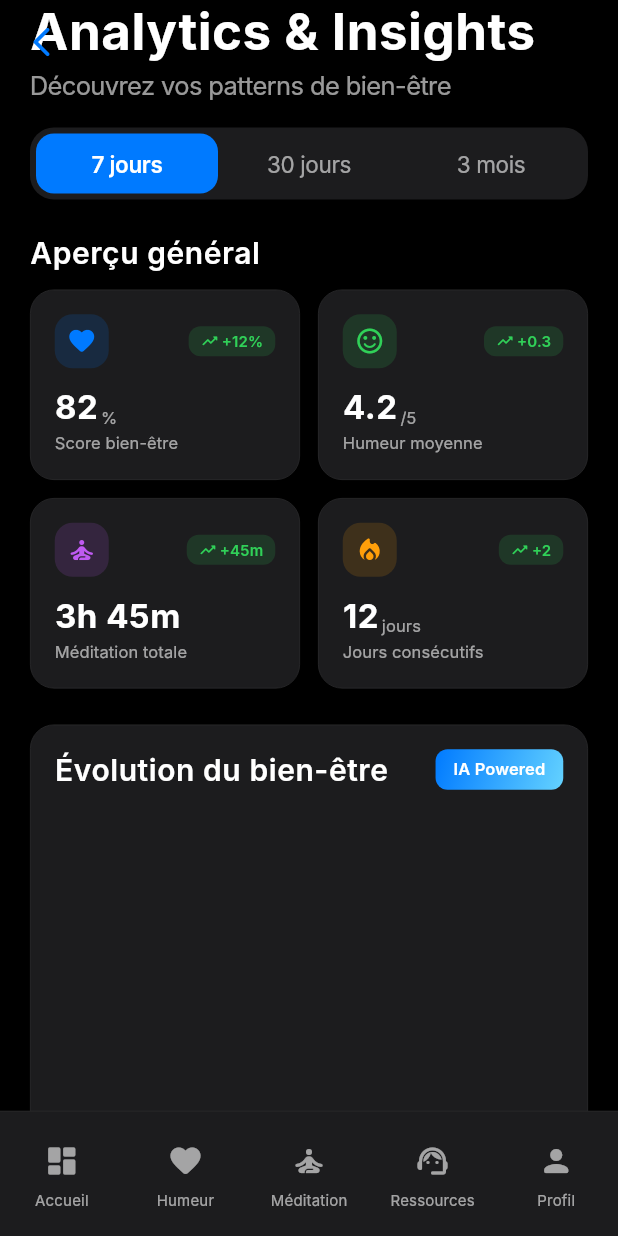
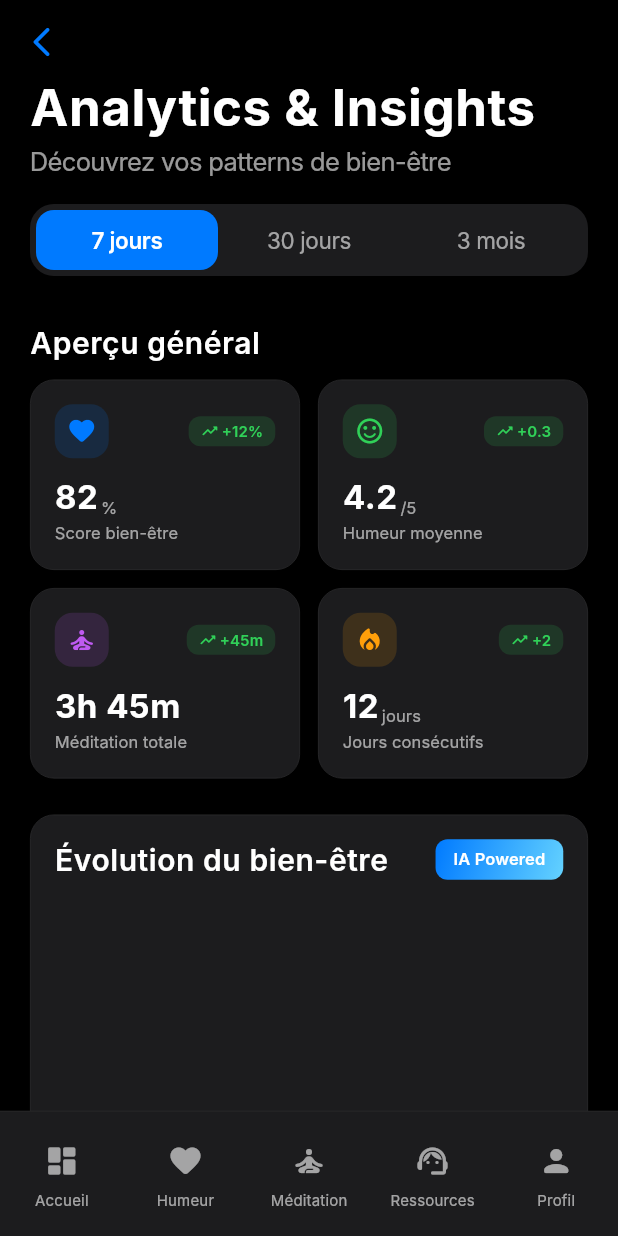
Before and after one commit to MartinBellot/SUP_MindCare, a Flutter app: the AnalyticsScreen screen opened by its route, on a phone screen of 412 x 824 dp. Run offline on Flutter 3.47's test engine with Material 3 defaults, Android fonts, the phone set to English and light mode, and no system bars; drawn by our look-alikes of flutter_animate; our stand-ins replace fl_chart, flutter_riverpod, go_router, hive, hive_flutter; accounts and stored records are empty; Roboto replaces fonts that are missing (Inter); statements that could not run were skipped.

Commit message:
(+) fix headers

```diff
--- a/lib/features/analytics/analytics_screen.dart
+++ b/lib/features/analytics/analytics_screen.dart
@@ -76,7 +76,7 @@ class _AnalyticsScreenState extends State<AnalyticsScreen>
 
   Widget _buildHeader() {
     return SliverAppBar(
-      expandedHeight: 140,
+      expandedHeight: 200,
       floating: true,
       pinned: false,
       backgroundColor: AppColors.background,
--- a/lib/features/mood/mood_tracking_screen.dart
+++ b/lib/features/mood/mood_tracking_screen.dart
@@ -112,11 +112,6 @@ class _MoodTrackingScreenState extends State<MoodTrackingScreen>
       pinned: false,
       backgroundColor: AppColors.background,
       elevation: 0,
-      leading: IconButton(
-        onPressed: () => Navigator.of(context).pop(),
-        icon: const Icon(Icons.arrow_back_ios_rounded),
-        color: AppColors.primary,
-      ),
       flexibleSpace: FlexibleSpaceBar(
         background: Padding(
           padding: AppSpacing.screenHorizontalPadding,
--- a/lib/features/profile/profile_screen.dart
+++ b/lib/features/profile/profile_screen.dart
@@ -91,11 +91,6 @@ class _ProfileScreenState extends State<ProfileScreen>
       pinned: false,
       backgroundColor: AppColors.background,
       elevation: 0,
-      leading: IconButton(
-        onPressed: () => Navigator.of(context).pop(),
-        icon: const Icon(Icons.arrow_back_ios_rounded),
-        color: AppColors.primary,
-      ),
       actions: [
         IconButton(
           onPressed: () {
```
